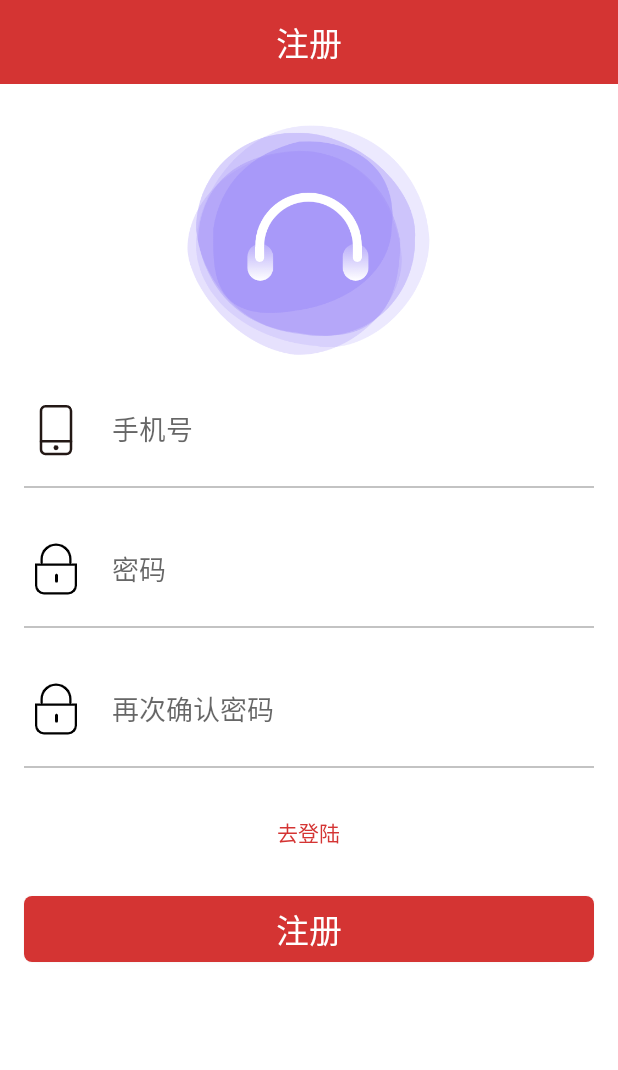
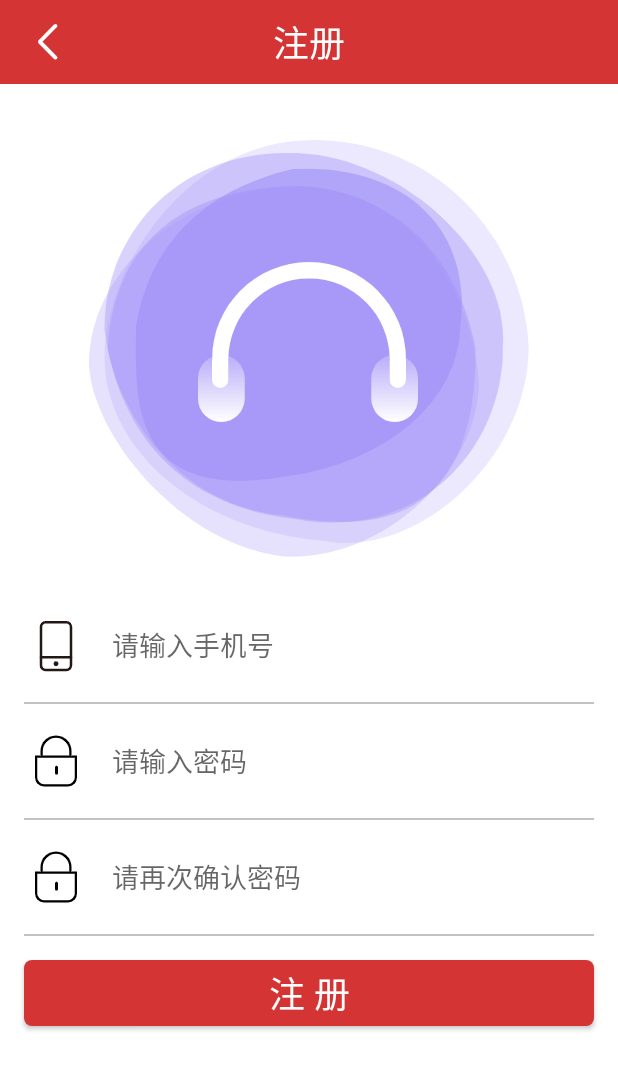
Before and after one commit to choosezzz/music-application, an Android app: the RegisterActivity screen opened directly, with no data from a screen before it, on a phone screen of 412 x 824 dp. Shown: the top 1070 px of the screen. Run offline under Robolectric (Android 15) with nearby library versions, the phone set to English and light mode, and no system bars.

Commit message:
ADD:切换动画

```diff
--- a/app/src/main/java/com/example/musicapplication/activities/BaseActivity.java
+++ b/app/src/main/java/com/example/musicapplication/activities/BaseActivity.java
@@ -54,5 +54,6 @@ public class BaseActivity extends Activity {
         titleView.setText(title);
         backView.setVisibility(showBack ? View.VISIBLE : View.INVISIBLE);
         userView.setVisibility(showUser ? View.VISIBLE : View.INVISIBLE);
+        backView.setOnClickListener(v -> onBackPressed());
     }
 }
--- a/app/src/main/java/com/example/musicapplication/activities/LoginActivity.java
+++ b/app/src/main/java/com/example/musicapplication/activities/LoginActivity.java
@@ -32,7 +32,7 @@ public class LoginActivity extends BaseActivity {
      * 跳转注册页面
      */
     public void toRegister(View view) {
-        toActivity(RegisterActivity.class, true);
+        toActivity(RegisterActivity.class, false);
     }
 
     /**
--- a/app/src/main/java/com/example/musicapplication/activities/MainActivity.java
+++ b/app/src/main/java/com/example/musicapplication/activities/MainActivity.java
@@ -10,5 +10,10 @@ public class MainActivity extends BaseActivity {
     protected void onCreate(Bundle savedInstanceState) {
         super.onCreate(savedInstanceState);
         setContentView(R.layout.activity_main);
+        initView();
+    }
+
+    private void initView() {
+        initNavBar(true, "我的音乐", true);
     }
 }
--- a/app/src/main/java/com/example/musicapplication/activities/RegisterActivity.java
+++ b/app/src/main/java/com/example/musicapplication/activities/RegisterActivity.java
@@ -26,7 +26,7 @@ public class RegisterActivity extends BaseActivity {
      * 初始化登录页面View
      */
     private void initView() {
-        initNavBar(false, "注册", false);
+        initNavBar(true, "注册", false);
         phoneView = fd(R.id.input_phone);
         pwdView = fd(R.id.input_password);
         pwdViewAgain = fd(R.id.input_password_again);
--- /dev/null
+++ b/app/src/main/res/anim/close_enter.xml
@@ -0,0 +1,11 @@
+<?xml version="1.0" encoding="utf-8"?>
+<set xmlns:android="http://schemas.android.com/apk/res/android">
+    <scale
+        android:fromXScale="0.8"
+        android:fromYScale="0.8"
+        android:toXScale="1.0"
+        android:toYScale="1.0"
+        android:pivotX="50%"
+        android:pivotY="50%"
+        android:duration="@integer/anim_duration" />
+</set>
--- /dev/null
+++ b/app/src/main/res/anim/close_exit.xml
@@ -0,0 +1,9 @@
+<?xml version="1.0" encoding="utf-8"?>
+<set xmlns:android="http://schemas.android.com/apk/res/android">
+
+    <!--关闭动画，从左向右移动-->
+    <translate
+        android:fromXDelta="0%"
+        android:toXDelta="100%"
+        android:duration='@integer/anim_duration'/>
+</set>
--- /dev/null
+++ b/app/src/main/res/anim/open_enter.xml
@@ -0,0 +1,9 @@
+<?xml version="1.0" encoding="utf-8"?>
+<set xmlns:android="http://schemas.android.com/apk/res/android">
+
+    <!--从右向左移动-->
+    <translate
+        android:fromXDelta="100%"
+        android:toXDelta="0%"
+        android:duration="@integer/anim_duration"/>
+</set>
--- /dev/null
+++ b/app/src/main/res/anim/open_exit.xml
@@ -0,0 +1,12 @@
+<?xml version="1.0" encoding="utf-8"?>
+<set xmlns:android="http://schemas.android.com/apk/res/android">
+    <!--关闭的activity向中间缩放-->
+    <scale
+        android:fromXScale="1.0"
+        android:fromYScale="1.0"
+        android:toXScale="0.8"
+        android:toYScale="0.8"
+        android:pivotX="50%"
+        android:pivotY="50%"
+        android:duration="@integer/anim_duration" />
+</set>
--- a/app/src/main/res/layout/activity_login.xml
+++ b/app/src/main/res/layout/activity_login.xml
@@ -34,7 +34,6 @@
     <com.example.musicapplication.views.InputView
         android:layout_width="match_parent"
         android:layout_height="@dimen/input_view_height"
-        android:layout_marginTop="@dimen/margin_size"
         android:id="@+id/input_password"
         app:input_icon="@mipmap/input_password"
         app:input_hint="@string/user_password"
@@ -58,7 +57,6 @@
     <Button
         style="@style/CommitBtn"
         android:text="@string/login"
-        android:layout_marginTop="@dimen/margin_size"
         android:onClick="login"
         />
 </LinearLayout>
--- a/app/src/main/res/layout/activity_main.xml
+++ b/app/src/main/res/layout/activity_main.xml
@@ -5,6 +5,9 @@
     android:layout_width="match_parent"
     android:layout_height="match_parent"
     tools:context=".activities.MainActivity">
+
+    <!--引入navBar-->
+    <include layout="@layout/nav_bar"></include>
 
     <TextView
         android:layout_width="wrap_content"
--- a/app/src/main/res/layout/activity_register.xml
+++ b/app/src/main/res/layout/activity_register.xml
@@ -11,8 +11,8 @@
     <include layout="@layout/nav_bar"/>
 
     <ImageView
-        android:layout_width="255dp"
-        android:layout_height="176dp"
+        android:layout_width="wrap_content"
+        android:layout_height="wrap_content"
         android:layout_gravity="center_horizontal"
         android:layout_marginTop="@dimen/margin_size"
         android:src="@mipmap/ic_main" />
@@ -23,7 +23,7 @@
         android:layout_height="@dimen/input_view_height"
         android:layout_marginTop="@dimen/margin_size"
         app:input_icon="@mipmap/input_phone"
-        app:input_hint="@string/user_phone"
+        app:input_hint="@string/please_input_phone"
         app:is_password="false"
         />
     <View
@@ -32,10 +32,9 @@
     <com.example.musicapplication.views.InputView
         android:layout_width="match_parent"
         android:layout_height="@dimen/input_view_height"
-        android:layout_marginTop="@dimen/margin_size"
         android:id="@+id/input_password"
         app:input_icon="@mipmap/input_password"
-        app:input_hint="@string/user_password"
+        app:input_hint="@string/please_input_password"
         app:is_password="true"
         />
     <View
@@ -44,30 +43,18 @@
     <com.example.musicapplication.views.InputView
         android:layout_width="match_parent"
         android:layout_height="@dimen/input_view_height"
-        android:layout_marginTop="@dimen/margin_size"
         android:id="@+id/input_password_again"
         app:input_icon="@mipmap/input_password"
         app:input_hint="@string/input_password_again"
         app:is_password="true"
         />
+
     <View
         style="@style/SplitLine"/>
-    <!--去登陆-->
-    <TextView
-        android:layout_width="wrap_content"
-        android:layout_height="wrap_content"
-        android:textColor="@color/main_color"
 
-        android:textSize="@dimen/info_size"
-        android:text="@string/login_now"
-        android:layout_gravity="center_horizontal"
-        android:padding="@dimen/margin_size"
-        android:onClick="toLogin"
-        />
     <Button
         style="@style/CommitBtn"
         android:text="@string/register"
-        android:layout_marginTop="@dimen/margin_size"
         android:onClick="register"
         />
 
--- a/app/src/main/res/values-night/themes.xml
+++ b/app/src/main/res/values-night/themes.xml
@@ -12,5 +12,7 @@
         <!-- Status bar color. -->
         <item name="android:statusBarColor" tools:targetApi="l">?attr/colorPrimaryVariant</item>
         <!-- Customize your theme here. -->
+        <item name="android:windowAnimationStyle">@style/AnimationActivity</item>
+
     </style>
 </resources>
--- a/app/src/main/res/values/dimens.xml
+++ b/app/src/main/res/values/dimens.xml
@@ -2,7 +2,7 @@
 <resources>
     <dimen name="margin_size">16dp</dimen>
     <dimen name="nav_bar_height">56dp</dimen>
-    <dimen name="title_size">22sp</dimen>
+    <dimen name="title_size">24sp</dimen>
     <dimen name="input_size">18sp</dimen>
     <dimen name="input_view_height">44dp</dimen>
     <dimen name="commit_btn_height">44dp</dimen>
--- /dev/null
+++ b/app/src/main/res/values/integers.xml
@@ -0,0 +1,4 @@
+<?xml version="1.0" encoding="utf-8"?>
+<resources>
+    <integer name="anim_duration">345</integer>
+</resources>
--- a/app/src/main/res/values/strings.xml
+++ b/app/src/main/res/values/strings.xml
@@ -6,7 +6,8 @@
     <string name="user_phone">手机号</string>
     <string name="register_now">立即注册</string>
     <string name="login">登  录</string>
-    <string name="login_now">去登陆</string>
-    <string name="input_password_again">再次确认密码</string>
-    <string name="register">注册</string>
+    <string name="input_password_again">请再次确认密码</string>
+    <string name="register">注  册</string>
+    <string name="please_input_phone">请输入手机号</string>
+    <string name="please_input_password">请输入密码</string>
 </resources>
--- a/app/src/main/res/values/styles.xml
+++ b/app/src/main/res/values/styles.xml
@@ -33,4 +33,16 @@
         <item name="android:layout_marginLeft">@dimen/margin_size</item>
         <item name="android:layout_marginRight">@dimen/margin_size</item>
     </style>
+
+    <!--Activity切换的动画效果-->
+    <style name="AnimationActivity" parent="@android:style/Animation.Activity">
+        <!--activity打开时，进入的activity动画-->
+        <item name="android:activityOpenEnterAnimation">@anim/open_enter</item>
+        <!--Activity打开时，退出的activity动画-->
+        <item name="android:activityOpenExitAnimation">@anim/open_exit</item>
+        <!--Activity关闭时，进入的activity动画-->
+        <item name="android:activityCloseEnterAnimation">@anim/close_enter</item>
+        <!--Activity关闭时，退出的activity动画-->
+        <item name="android:activityCloseExitAnimation">@anim/close_exit</item>
+    </style>
 </resources>
--- a/app/src/main/res/values/themes.xml
+++ b/app/src/main/res/values/themes.xml
@@ -12,5 +12,7 @@
         <!-- Status bar color. -->
         <item name="android:statusBarColor" tools:targetApi="l">?attr/colorPrimaryVariant</item>
         <!-- Customize your theme here. -->
+
+        <item name="android:windowAnimationStyle">@style/AnimationActivity</item>
     </style>
 </resources>
```
Also changed, not shown: app/src/main/res/mipmap-hdpi/ic_back.png, app/src/main/res/mipmap-hdpi/ic_usercenter.png, 1 other file.
